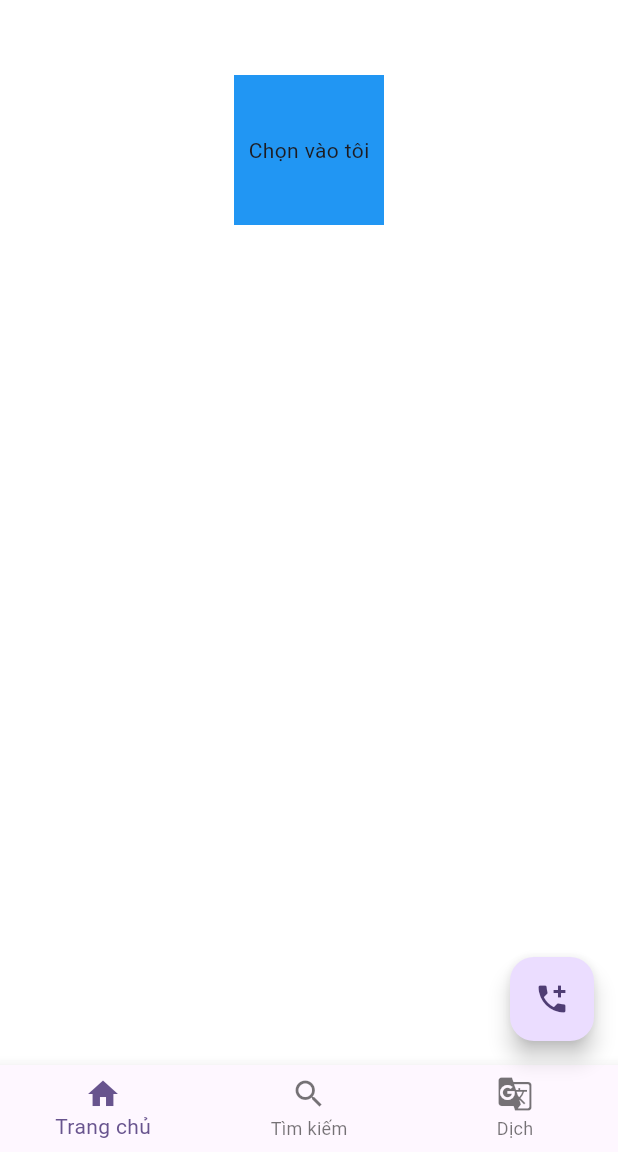
After one commit to thonguyenp/FlutterProgramming, a Flutter app: the screen it shows after launch, on a phone screen of 412 x 824 dp, the part 84-1236 px from its top. The commit adds this screen. Run offline on Flutter 3.47's test engine with Material 3 defaults, Android fonts, the phone set to English and light mode, and no system bars.

Commit message:
Tìm hiểu về GestureDetector

```diff
--- /dev/null
+++ b/app_02/lib/MyGestures.dart
@@ -0,0 +1,57 @@
+import 'package:flutter/material.dart';
+
+class MyGestures extends StatelessWidget {
+  const MyGestures({super.key});
+
+  @override
+  Widget build(BuildContext context) {
+    //trả về 1 Scaffold - widget cung cấp bố cục Material
+    //Màn hình
+    return Scaffold(
+      //Thanh tiêu đề ứng dụng
+      appBar: AppBar(
+        title: Text("App_02"),
+      ),
+      backgroundColor: Colors.white,
+
+      body: Center(
+        child: Column(
+          children: [
+            SizedBox(height: 50,),
+            //   GestureDetector: bắt được các sự kiện
+
+            GestureDetector(
+              onTap: () {
+                print("Nội dung được tap");
+              },
+              onPanUpdate: (details) {
+                print("Kéo - di chuyển: ${details.delta} ");
+              },
+              child: Container(
+                width: 100,
+                height: 100,
+                color: Colors.blue,
+                child: Center(
+                  child: Text("Chọn vào tôi"),
+                ),
+              ),
+            )
+          ],
+        ),
+      ),
+
+      floatingActionButton: FloatingActionButton(
+          onPressed: (){print("Pressed");},
+          child: const Icon(Icons.add_ic_call)
+      ),
+
+      //items là 1 set => để trong []
+      bottomNavigationBar: BottomNavigationBar(items: [
+        BottomNavigationBarItem(icon: Icon(Icons.home), label: "Trang chủ"),
+        BottomNavigationBarItem(icon: Icon(Icons.search), label: "Tìm kiếm"),
+        BottomNavigationBarItem(icon: Icon(Icons.g_translate), label: "Dịch"),
+
+      ]),
+    );
+  }
+}
--- a/app_02/lib/main.dart
+++ b/app_02/lib/main.dart
@@ -7,6 +7,7 @@ import 'MyColumnAndRow.dart';
 import 'MyButton.dart';
 import 'MyButton_2.dart';
 import 'MyButton_3.dart';
+import 'MyGestures.dart';
 
 void main() {
   runApp(const MyApp());
@@ -23,7 +24,7 @@ class MyApp extends StatelessWidget {
       theme: ThemeData(
         colorScheme: ColorScheme.fromSeed(seedColor: Colors.deepPurple),
       ),
-      home: const MyButton_2(),
+      home: const MyGestures(),
     );
   }
 }
```
